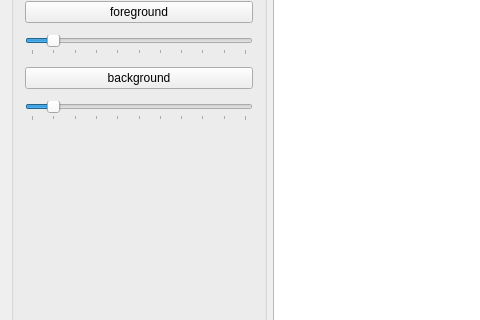
This is video-snapcut-ui/video-snapcut/mainwindow.ui in lcchust/video-snapcut-1 as Qt 5 draws it before an edit; both pictures show x 0 to 480 and y 92 to 412 of the 972 by 656 pixel window. The edited form follows.
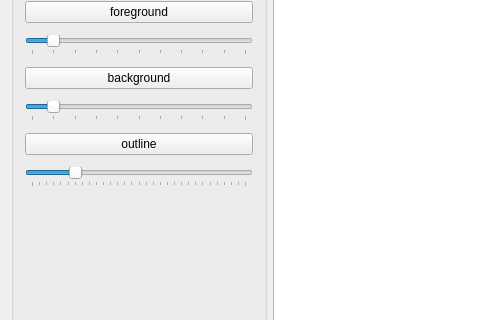
This is the edited form.

```diff
--- a/video-snapcut-ui/video-snapcut/mainwindow.ui
+++ b/video-snapcut-ui/video-snapcut/mainwindow.ui
@@ -170,6 +170,38 @@
          </property>
         </widget>
        </item>
+       <item>
+        <widget class="QPushButton" name="outlineTool">
+         <property name="text">
+          <string>outline</string>
+         </property>
+        </widget>
+       </item>
+       <item>
+        <widget class="QSlider" name="horizontalSlider_2">
+         <property name="sizePolicy">
+          <sizepolicy hsizetype="Preferred" vsizetype="Fixed">
+           <horstretch>0</horstretch>
+           <verstretch>0</verstretch>
+          </sizepolicy>
+         </property>
+         <property name="maximum">
+          <number>30</number>
+         </property>
+         <property name="pageStep">
+          <number>2</number>
+         </property>
+         <property name="value">
+          <number>6</number>
+         </property>
+         <property name="orientation">
+          <enum>Qt::Horizontal</enum>
+         </property>
+         <property name="tickPosition">
+          <enum>QSlider::TicksBelow</enum>
+         </property>
+        </widget>
+       </item>
        <item>
         <spacer name="verticalSpacer">
          <property name="orientation">
```
Left out of the diff: 4 changed lines with no effect on the pictures.
